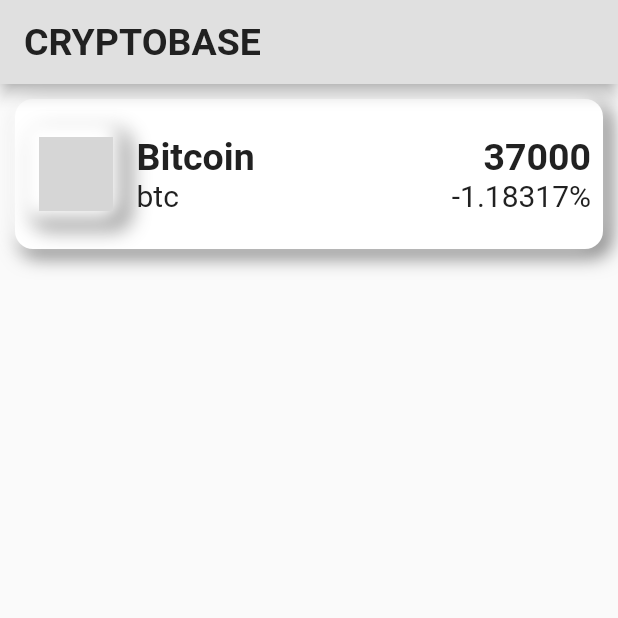
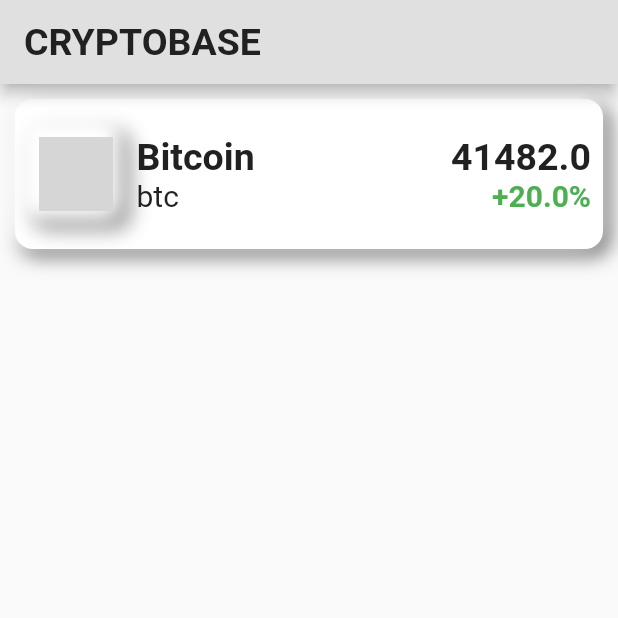
Before and after one commit to JosephAlzieb/Crypto-Price-Tracker, a Flutter app: the screen it shows after launch, on a phone screen of 412 x 824 dp, the top half of it. Run offline on Flutter 3.47's test engine with Material 2 defaults, Android fonts, the phone set to English and light mode, and no system bars; network calls fail; grey boxes are pictures that could not be loaded.

Commit message:
add my first coin

```diff
--- a/lib/coin_card.dart
+++ b/lib/coin_card.dart
@@ -88,6 +88,7 @@ class CoinCard extends StatelessWidget {
                       style: TextStyle(
                         color: changePrecentage.toDouble() > 0 ? Colors.green:Colors.red,
                         fontSize: 20,
+                        fontWeight: FontWeight.bold
                       ),
                     ),
                   ],
--- a/lib/home_page.dart
+++ b/lib/home_page.dart
@@ -1,3 +1,4 @@
+import 'package:crypto_price_tracker/coin_card.dart';
 import 'package:crypto_price_tracker/widgets.dart';
 import 'package:flutter/material.dart';
 
@@ -25,83 +26,11 @@ class _HomePageState extends State<HomePage> {
       ),
       body: ListView(
         children: [
-          Padding(
-            padding: const EdgeInsets.all(10.0),
-            child: Container(
-              width: MediaQuery.of(context).size.width,
-              height: 100,
-              decoration: BoxDecoration(
-                color: Colors.white,
-                borderRadius: BorderRadius.circular(12),
-                boxShadow: [
-                  getBoxShadow(Colors.grey[600], const Offset(4, 4)),
-                  getBoxShadow(Colors.white, const Offset(-4, -4)),
-                ],
-              ),
-              child: Row(
-                children: [
-                  Padding(
-                    padding: const EdgeInsets.all(8.0),
-                    child: Container(
-                        height: 65,
-                        width: 65,
-                        decoration: BoxDecoration(
-                          borderRadius: BorderRadius.circular(12),
-                          boxShadow: [
-                            getBoxShadow(Colors.grey[500], const Offset(4, 4)),
-                            getBoxShadow(Colors.white, const Offset(-4, -4)),
-                          ],
-                        ),
-                        child: Padding(
-                          padding: const EdgeInsets.all(8.0),
-                          child: Image.network(
-                              'https://assets.coingecko.com/coins/images/1/large/bitcoin.png?1547033579'),
-                        )),
-                  ),
-                  Column(
-                    mainAxisAlignment: MainAxisAlignment.center,
-                    crossAxisAlignment: CrossAxisAlignment.start,
-                    children: [
-                      Text(
-                        "Bitcoin",
-                        style: TextStyle(
-                            color: Colors.grey[900],
-                            fontWeight: FontWeight.bold,
-                            fontSize: 25),
-                      ),
-                      Text(
-                        "btc",
-                        style: TextStyle(color: Colors.grey[900], fontSize: 20),
-                      )
-                    ],
-                  ),
-                  Expanded(
-                    child: Padding(
-                      padding: const EdgeInsets.all(8.0),
-                      child: Column(
-                        mainAxisAlignment: MainAxisAlignment.center,
-                        crossAxisAlignment: CrossAxisAlignment.end,
-                        children: [
-                          Text(
-                            "37000",
-                            style: TextStyle(
-                                color: Colors.grey[900],
-                                fontWeight: FontWeight.bold,
-                                fontSize: 25),
-                          ),
-                          Text(
-                            "-1.18317%",
-                            style:
-                                TextStyle(color: Colors.grey[900], fontSize: 20),
-                          ),
-                        ],
-                      ),
-                    ),
-                  ),
-                ],
-              ),
-            ),
-          ),
+          CoinCard(name: "Bitcoin",
+              symbol: "btc",
+              imageUrl: 'https://assets.coingecko.com/coins/images/1/large/bitcoin.png?1547033579',
+              price: 41482,
+              changePrecentage: 20),
         ],
       ),
     );
```
